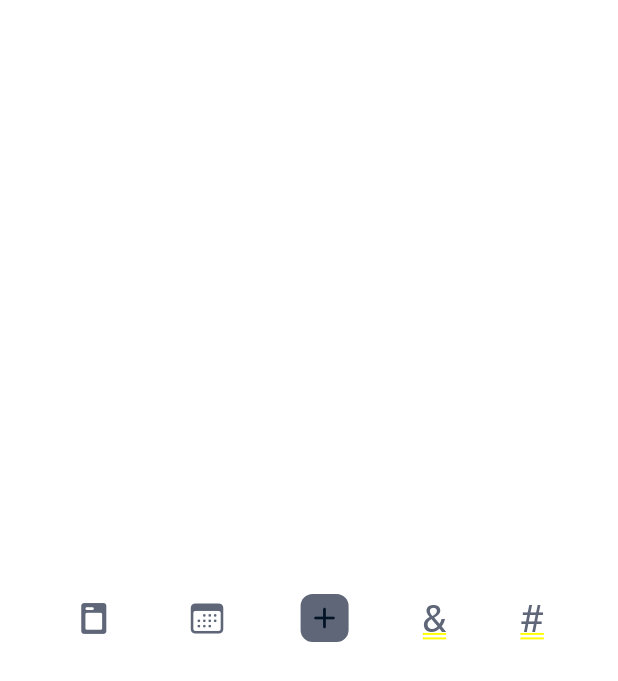
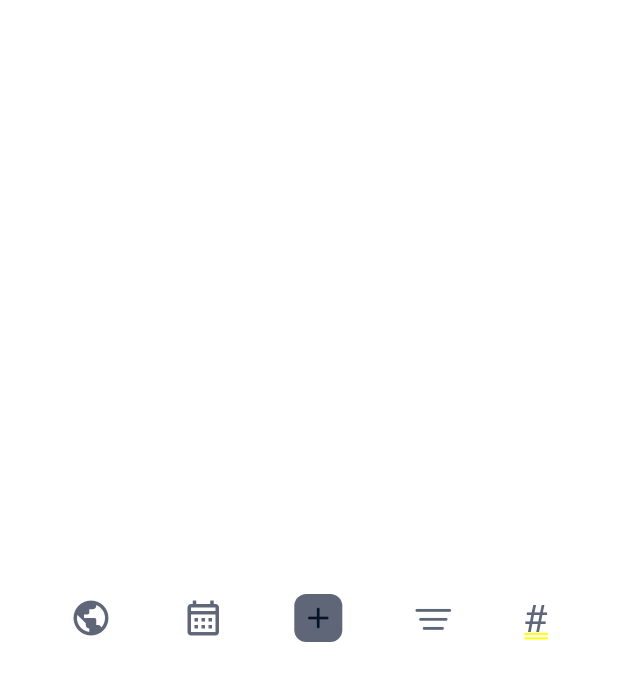
Before and after one commit to tomasbaran/today, a Flutter app: the NavBar screen opened directly, on a phone screen of 412 x 824 dp. Shown: the top 681 px of the screen. Run offline on Flutter 3.47's test engine with Material 2 defaults, Android fonts, the phone set to English and light mode, and no system bars; our stand-ins replace cloud_firestore, firebase_auth, firebase_core, flutter_signin_button, font_awesome_flutter, get_it and 4 more; missing offline and left inert: extension_google_sign_in_as_googleapis_auth, googleapis; accounts and stored records are empty.

Commit message:
NavBar Icons change

```diff
--- a/lib/widgets/nav_bar.dart
+++ b/lib/widgets/nav_bar.dart
@@ -24,19 +24,33 @@ class NavBar extends StatelessWidget {
         GestureDetector(
           onTap: () => pageController.animateToPage(todayIndex, duration: Duration(milliseconds: 300), curve: Curves.easeIn),
           child: Icon(
-            CupertinoIcons.today_fill,
-            // Icons.today,
-            size: 26,
+            // Icons.blur_circular,
+            // Icons.radio_button_on_rounded,
+            // Icons.view_timeline_outlined,
+            // Icons.format_list_bulleted,
+            // CupertinoIcons.line_horizontal_3_decrease,
+            // Icons.center_focus_strong_outlined,
+            // Icons.picture_in_picture,
+            Icons.public_sharp,
+            // Icons.spa_outlined,
+            // Icons.push_pin_outlined,
+            // Icons.notes_rounded,
+            // CupertinoIcons.doc_plaintext,
+            // Icons.note_outlined,
+            // Icons.fullscreen_rounded,
+            // Icons.wb_sunny_outlined,
+            // CupertinoIcons.house,
+            size: 28,
             color: kIconColor,
           ),
         ),
         GestureDetector(
           onTap: () => null,
           child: Icon(
-            CupertinoIcons.calendar,
-            // Icons.calendar_month_rounded,
+            // CupertinoIcons.calendar,
+            Icons.calendar_month_outlined,
             color: kIconColor,
-            size: 26,
+            size: 28,
           ),
         ),
         // Icon(
@@ -70,15 +84,17 @@ class NavBar extends StatelessWidget {
 
         // Hamburger icon
         GestureDetector(
-          onTap: () => null,
-          // child: Icon(
-          //   CupertinoIcons.line_horizontal_3_decrease,
-          //   size: 26,
-          //   color: kThemeColor7,
+          onTap: () => widgetManager.updateNavBarSelection(NavBarSelection.list),
+          // child: Text(
+          //   '&',
+          //   style: bottomToolbarIconTextStyle,
           // ),
-          child: Text(
-            '&',
-            style: bottomToolbarIconTextStyle,
+          child: Icon(
+            // Icons.flash_auto,
+            CupertinoIcons.line_horizontal_3_decrease,
+            // Icons.notes_rounded,
+            color: kIconColor,
+            size: 28,
           ),
         ),
         GestureDetector(
```
